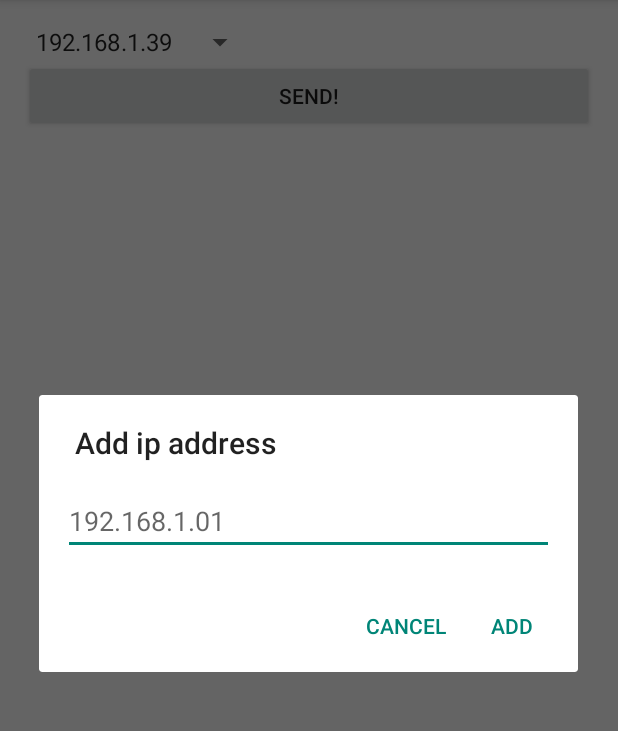
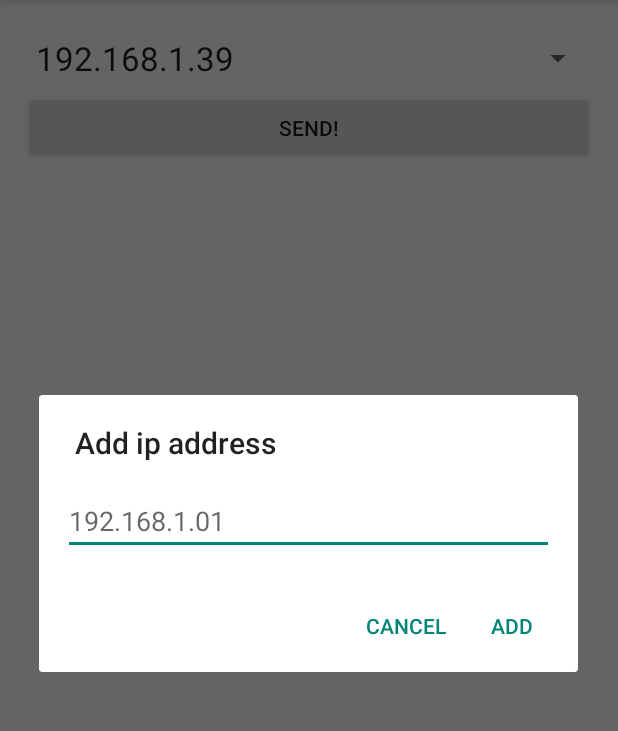
Before and after one commit to JorisvanWinden/Clip, an Android app: the screen it shows after launch (Main), in the options menu, after a tap on "Add", on a phone screen of 412 x 824 dp, the part 84-815 px from its top. Run offline under Robolectric (Android 15) with nearby library versions, the phone set to English and light mode, and no system bars.

Commit message:
Improved spinner look

```diff
--- a/src/main/java/com/jvw/clip/Main.java
+++ b/src/main/java/com/jvw/clip/Main.java
@@ -35,7 +35,7 @@ public class Main extends ActionBarActivity implements View.OnClickListener {
 
 		Button send = (Button) findViewById(R.id.clip_send_button);
 		spinner = (Spinner) findViewById(R.id.clip_dest_spinner);
-	    spinnerData = new ArrayAdapter<String>(this, android.R.layout.simple_spinner_item);
+		spinnerData = new ArrayAdapter<String>(this, R.layout.activity_main_spinner);
 		clipBoard = (ClipboardManager) getSystemService(Activity.CLIPBOARD_SERVICE);
 
 		spinner.setAdapter(spinnerData);
--- a/src/main/res/layout/activity_main.xml
+++ b/src/main/res/layout/activity_main.xml
@@ -24,7 +24,10 @@
 		android:id="@+id/clip_dest_spinner"
 		android:layout_width="wrap_content"
 		android:layout_height="wrap_content"
+		android:layout_alignParentEnd="true"
 		android:layout_alignParentLeft="true"
+		android:layout_alignParentRight="true"
 		android:layout_alignParentStart="true"
-		android:layout_alignParentTop="true"/>
+		android:layout_alignParentTop="true"
+		android:dropDownWidth="match_parent"/>
 </RelativeLayout>
--- /dev/null
+++ b/src/main/res/layout/activity_main_spinner.xml
@@ -0,0 +1,10 @@
+<?xml version="1.0" encoding="utf-8"?>
+
+<TextView
+	android:id="@+id/spinnerTarget"
+	xmlns:android="http://schemas.android.com/apk/res/android"
+	android:layout_width="fill_parent"
+	android:layout_height="wrap_content"
+	android:padding="8dp"
+	android:text="Large Text"
+	android:textAppearance="?android:attr/textAppearanceLarge"/>
```
Lines whose indentation alone changed are shown as unchanged.
